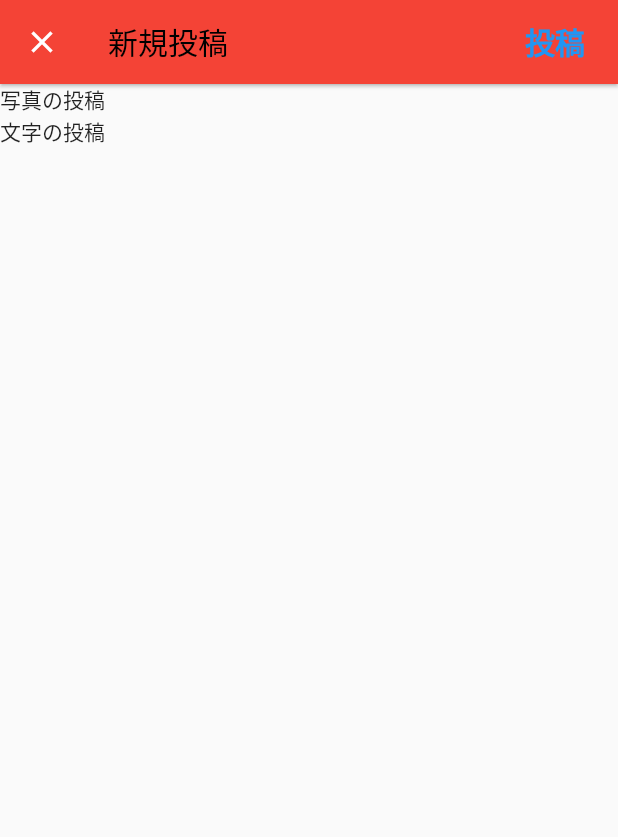
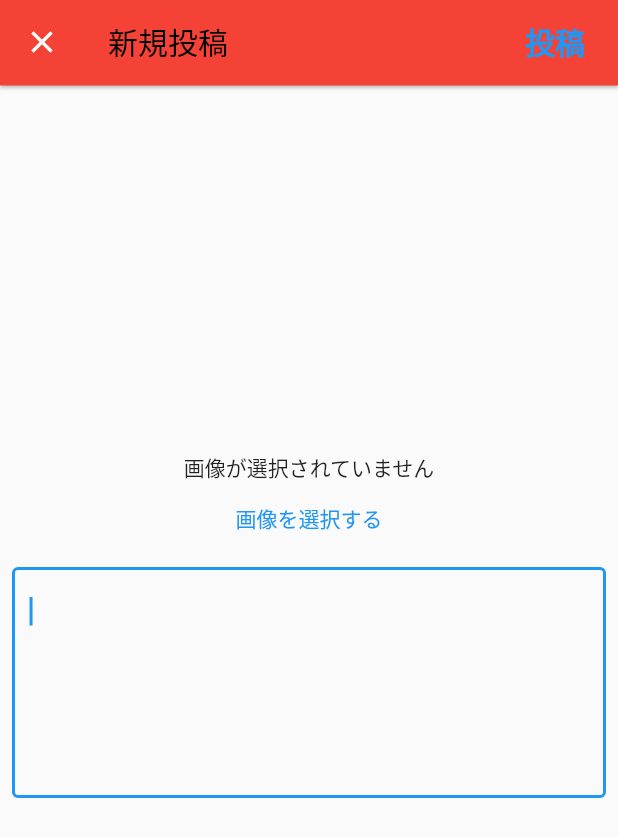
Before and after one commit to iseruuuuu/book_instagram_app, a Flutter app: the screen it shows after launch, item 2 of the bottom bar chosen, after a tap on "投稿", on a phone screen of 412 x 824 dp. Shown: the top 837 px of the screen. Run offline on Flutter 3.47's test engine with Material 2 defaults, Android fonts, the phone set to English and light mode, and no system bars; our stand-ins replace image_picker.

Commit message:
add: 画像を投稿できるようにした

```diff
--- /dev/null
+++ b/lib/screen/register/children/register_app_bar.dart
@@ -0,0 +1,38 @@
+import 'package:flutter/material.dart';
+
+class RegisterAppBar extends StatelessWidget with PreferredSizeWidget {
+  const RegisterAppBar({
+    Key? key,
+  }) : super(key: key);
+
+  @override
+  Size get preferredSize => const Size.fromHeight(kToolbarHeight + 1);
+
+  @override
+  Widget build(BuildContext context) {
+    return AppBar(
+      elevation: 1,
+      backgroundColor: Colors.red,
+      title: const Text(
+        '新規投稿',
+        style: TextStyle(color: Colors.black),
+      ),
+      automaticallyImplyLeading: true,
+      actions: [
+        Padding(
+          padding: const EdgeInsets.only(right: 10),
+          child: TextButton(
+            onPressed: () {},
+            child: const Text(
+              '投稿',
+              style: TextStyle(
+                fontSize: 20,
+                fontWeight: FontWeight.bold,
+              ),
+            ),
+          ),
+        ),
+      ],
+    );
+  }
+}
--- a/lib/screen/register/register_screen.dart
+++ b/lib/screen/register/register_screen.dart
@@ -1,41 +1,72 @@
+import 'dart:io';
+
 import 'package:flutter/material.dart';
+import 'package:image_picker/image_picker.dart';
 
-class RegisterScreen extends StatelessWidget {
+import 'children/register_app_bar.dart';
+
+class RegisterScreen extends StatefulWidget {
   const RegisterScreen({Key? key}) : super(key: key);
+
+  @override
+  _RegisterScreenState createState() => _RegisterScreenState();
+}
+
+class _RegisterScreenState extends State<RegisterScreen> {
+  File? image;
+  final picker = ImagePicker();
+
+  Future getImage() async {
+    //カメラロールから読み取る
+    //final pickedFile = await picker.getImage(source: ImageSource.gallery);
+    final pickedFile = await picker.pickImage(source: ImageSource.gallery);
+    setState(() {
+      if (pickedFile != null) {
+        image = File(pickedFile.path);
+      } else {
+        //ダイアログを出す？？
+        print('画像が選択できませんでした。');
+      }
+    });
+  }
 
   @override
   Widget build(BuildContext context) {
     return Scaffold(
-      appBar: AppBar(
-        elevation: 1,
-        backgroundColor: Colors.red,
-        title: const Text(
-          '新規投稿',
-          style: TextStyle(color: Colors.black),
-        ),
-        automaticallyImplyLeading: true,
-        actions: [
-          Padding(
-            padding: const EdgeInsets.only(right: 10),
+      appBar: const RegisterAppBar(),
+      body: Column(
+        mainAxisAlignment: MainAxisAlignment.center,
+        children: [
+          Center(
+            child:
+                image == null
+                    ? const Text('画像が選択されていません')
+                    : Image.file(image!),
+          ),
+          Center(
             child: TextButton(
-              onPressed: () {},
-              child: const Text(
-                '投稿',
-                style: TextStyle(
-                  fontSize: 20,
-                  fontWeight: FontWeight.bold,
-                ),
+              onPressed: getImage,
+              child: const Text('画像を選択する'),
+            ),
+          ),
+          Container(
+            margin: const EdgeInsets.all(8.0),
+            padding: const EdgeInsets.only(bottom: 40.0),
+            child: TextField(
+              keyboardType: TextInputType.multiline,
+              maxLines: 6,
+              decoration: const InputDecoration(
+                hintText: "",
+                border: OutlineInputBorder(),
               ),
+              autofocus: true,
+              onChanged: (text) {
+                // value = text;
+              },
             ),
           ),
         ],
       ),
-      body: Column(
-        children :const [
-          Text('写真の投稿'),
-          Text('文字の投稿'),
-        ]
-      ),
     );
   }
 }
--- /dev/null
+++ b/lib/screen/root/root_screen.dart
@@ -0,0 +1 @@
+import 'package:flutter/material.dart';
--- a/lib/screen/timeline/feed_screen.dart
+++ b/lib/screen/timeline/feed_screen.dart
@@ -1,3 +1,4 @@
+import 'package:book_instagram_app/component/bubble_stories.dart';
 import 'package:flutter/material.dart';
 import '../../component/bottom_appbar.dart';
 
@@ -55,6 +56,24 @@ class _FeedScreenState extends State<FeedScreen> {
               ],
             ),
           ),
+          Padding(
+            padding: const EdgeInsets.symmetric(horizontal: 5, vertical: 5),
+            child: SizedBox(
+              height: 110,
+              child: ListView(
+                scrollDirection: Axis.horizontal,
+                children: const [
+                  BubbleStories(text: 'story 1'),
+                  BubbleStories(text: 'story 2'),
+                  BubbleStories(text: 'story 3'),
+                  BubbleStories(text: 'story 4'),
+                  BubbleStories(text: 'story 5'),
+                  BubbleStories(text: 'story 6'),
+                  BubbleStories(text: 'story 7'),
+                ],
+              ),
+            ),
+          ),
           const PostWidget(),
           const PostWidget(),
           const PostWidget(),
@@ -86,7 +105,7 @@ class PostWidget extends StatelessWidget {
         child: Column(
           children: <Widget>[
             Padding(
-              padding: EdgeInsets.symmetric(vertical: 10),
+              padding: const EdgeInsets.symmetric(vertical: 10),
               child: Column(
                 children: <Widget>[
                   ListTile(
--- a/pubspec.yaml
+++ b/pubspec.yaml
@@ -45,6 +45,7 @@ dev_dependencies:
   # package. See that file for information about deactivating specific lint
   # rules and activating additional ones.
   flutter_lints: ^1.0.0
+  image_picker:
 
 # For information on the generic Dart part of this file, see the
 # following page: https://dart.dev/tools/pub/pubspec
```
Also changed, not shown: pubspec.lock, 6 other files.
